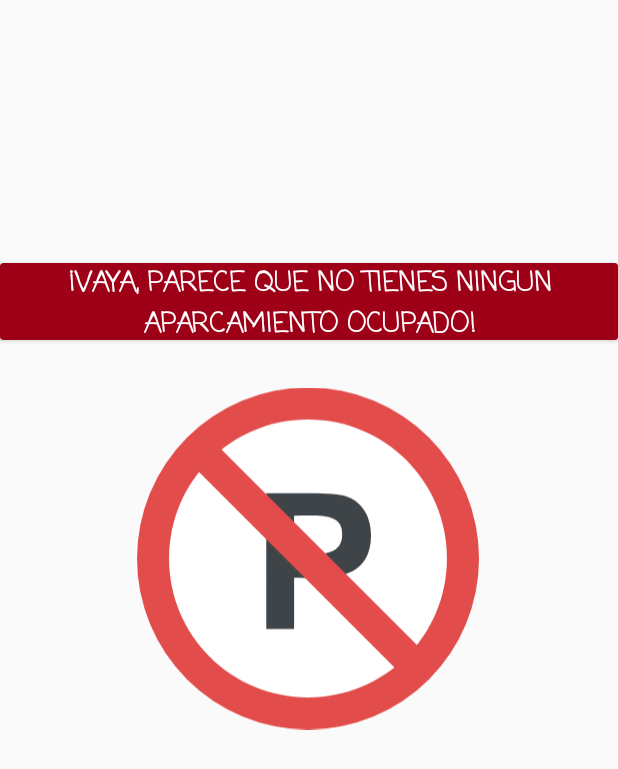
After one commit to myrows/Parkapp, an Android app: the layout sin_aparcamiento.xml on its own in the app's theme, with its tools: preview values and no code run, on a phone screen of 412 x 824 dp. The commit adds this screen. Shown: the top 769 px of the screen. Run offline under Robolectric (Android 15) with nearby library versions, the phone set to English and light mode, and no system bars; network calls fail.

```diff
--- a/Parkapp/app/src/main/AndroidManifest.xml
+++ b/Parkapp/app/src/main/AndroidManifest.xml
@@ -22,7 +22,7 @@
         android:roundIcon="@drawable/ic_logo"
         android:supportsRtl="true"
         android:theme="@style/AppTheme">
-        <activity android:name=".MapsActivity"></activity>
+        <activity android:name=".MapsActivity" />
         <activity android:name=".HorasAparcamientoActivity" />
         <activity android:name=".HistorialActivity" />
         <activity android:name=".AparcamientoActivity" />
--- /dev/null
+++ b/Parkapp/app/src/main/res/drawable/ic_traffic.xml
@@ -0,0 +1,18 @@
+<vector xmlns:android="http://schemas.android.com/apk/res/android"
+    android:width="455.111dp"
+    android:height="455.111dp"
+    android:viewportWidth="455.111"
+    android:viewportHeight="455.111">
+  <path
+      android:pathData="M0,227.556a227.556,227.556 0,1 0,455.112 0a227.556,227.556 0,1 0,-455.112 0z"
+      android:fillColor="#E24C4B"/>
+  <path
+      android:pathData="M227.523,412.441c-102.4,0 -184.889,-82.489 -184.889,-184.889S125.123,42.663 227.523,42.663s184.889,82.489 184.889,184.889S329.923,412.441 227.523,412.441z"
+      android:fillColor="#FFFFFF"/>
+  <path
+      android:pathData="M172.057,321.419V140.796c42.667,0 88.178,-1.422 102.4,2.844c18.489,4.267 36.978,21.333 36.978,52.622c0,65.422 -64,56.889 -102.4,56.889v68.267L172.057,321.419L172.057,321.419zM209.035,170.663v51.2h19.911c14.222,0 44.089,1.422 44.089,-25.6C274.457,166.396 241.746,170.663 209.035,170.663z"
+      android:fillColor="#3F4448"/>
+  <path
+      android:pathData="M392.501,362.663l-29.866,29.867l-300.089,-300.089l29.866,-29.867z"
+      android:fillColor="#E24C4B"/>
+</vector>
--- /dev/null
+++ b/Parkapp/app/src/main/res/layout/sin_aparcamiento.xml
@@ -0,0 +1,44 @@
+<?xml version="1.0" encoding="utf-8"?>
+<androidx.constraintlayout.widget.ConstraintLayout
+    xmlns:android="http://schemas.android.com/apk/res/android"
+    xmlns:app="http://schemas.android.com/apk/res-auto"
+    xmlns:tools="http://schemas.android.com/tools"
+    android:layout_width="match_parent"
+    android:layout_height="match_parent">
+
+    <ImageView
+        android:id="@+id/imageView2"
+        android:layout_width="228dp"
+        android:layout_height="238dp"
+        app:layout_constraintBottom_toBottomOf="parent"
+        app:layout_constraintEnd_toEndOf="parent"
+        app:layout_constraintHorizontal_bias="0.497"
+        app:layout_constraintStart_toStartOf="parent"
+        app:layout_constraintTop_toBottomOf="@+id/cardView10"
+        app:layout_constraintVertical_bias="0.074"
+        app:srcCompat="@drawable/ic_traffic" />
+
+    <androidx.cardview.widget.CardView
+        android:id="@+id/cardView10"
+        android:layout_width="412dp"
+        android:layout_height="51dp"
+        android:layout_marginStart="1dp"
+        android:layout_marginTop="175dp"
+        android:layout_marginEnd="1dp"
+        app:cardBackgroundColor="@color/colorPrimaryDark"
+        app:layout_constraintEnd_toEndOf="parent"
+        app:layout_constraintStart_toStartOf="parent"
+        app:layout_constraintTop_toTopOf="parent">
+
+        <TextView
+            android:id="@+id/textView6"
+            android:layout_width="match_parent"
+            android:layout_height="match_parent"
+            android:fontFamily="casual"
+            android:gravity="center"
+            android:text="¡VAYA, PARECE QUE NO TIENES NINGUN APARCAMIENTO OCUPADO!"
+            android:textColor="@color/white"
+            android:textSize="18sp"
+            android:textStyle="bold" />
+    </androidx.cardview.widget.CardView>
+</androidx.constraintlayout.widget.ConstraintLayout>
```
Also changed, not shown: Parkapp/app/src/main/java/com/example/parkapp/MiAparcamientoActivity.java (+53 -23 lines), Parkapp/app/src/main/java/com/example/parkapp/recylcerview/aparcamiento/DetalleAparcamientoActivity.java (+16 -8 lines), Parkapp/app/src/main/res/drawable/ic_sad.xml (added, +14 -0 lines), Parkapp/app/src/main/res/drawable/ic_sentiment_dissatisfied_black_24dp.xml (added, +15 -0 lines), Parkapp/app/src/main/res/layout/activity_detalle_aparcamiento.xml (+8 -8 lines), Parkapp/app/src/main/res/layout/activity_mi_aparcamiento.xml (+8 -8 lines), Parkapp/app/src/main/res/navigation/mobile_navigation.xml (+3 -4 lines).
